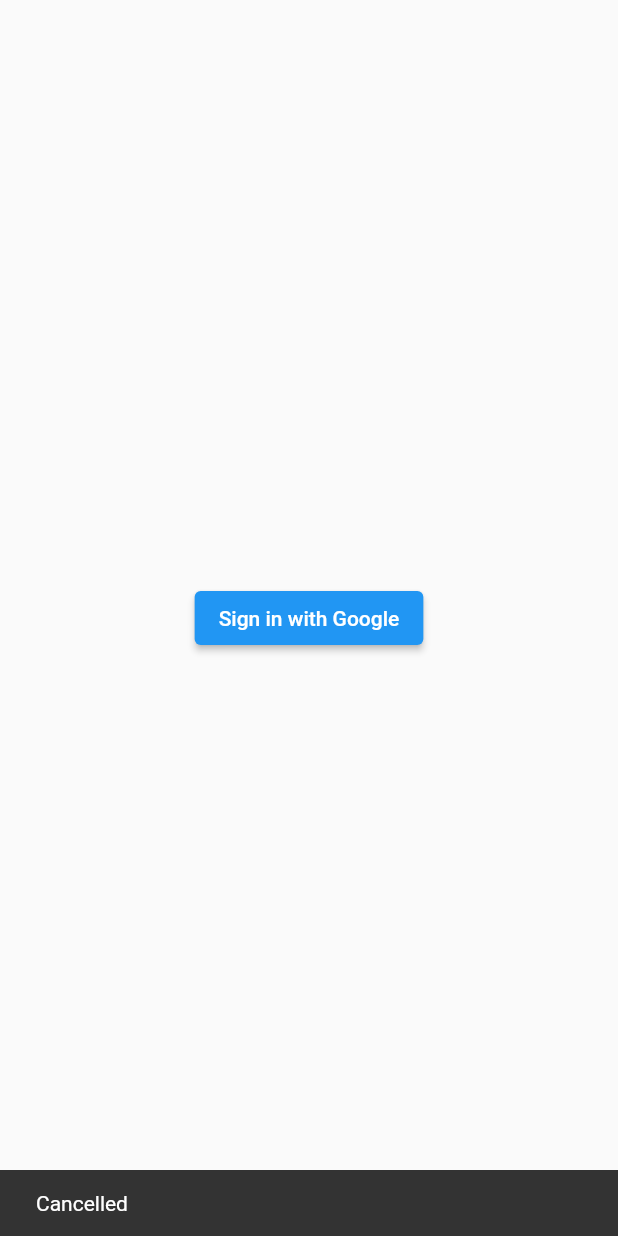
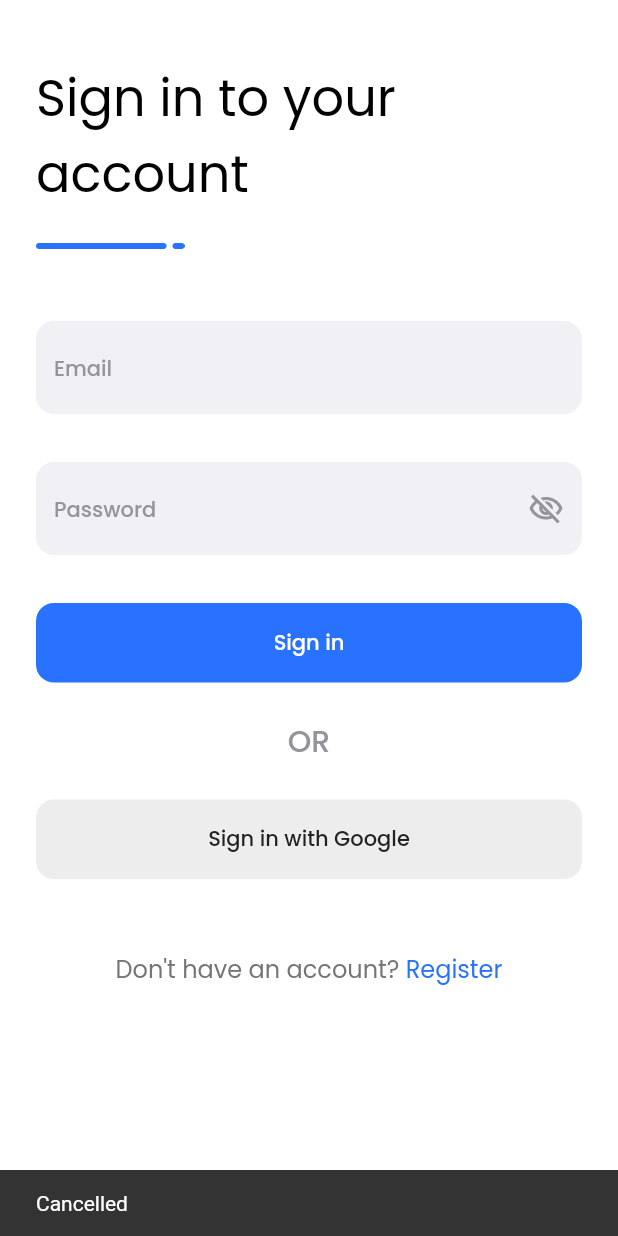
Before and after one commit to rkzofficial/Eida, a Flutter app: the screen it shows after launch, after a tap on "Sign in with Google", on a phone screen of 412 x 824 dp. Run offline on Flutter 3.47's test engine with Material 2 defaults, Android fonts, the phone set to English and light mode, and no system bars; our stand-ins replace auto_route, bloc, dartz, firebase_auth, firebase_core, flutter_bloc and 7 more; missing offline and left inert: flutter_displaymode; accounts and stored records are empty.

Commit message:
Adds SIgn in page

```diff
--- a/lib/infrastructure/auth/firebase_auth_facade.dart
+++ b/lib/infrastructure/auth/firebase_auth_facade.dart
@@ -55,9 +55,8 @@
         password: passwordStr,
       );
       return right(unit);
-    } on PlatformException catch (e) {
-      if (e.code == 'ERROR_WRONG_PASSWORD' ||
-          e.code == 'ERROR_USER_NOT_FOUND') {
+    } on firebase_auth.FirebaseAuthException catch (e) {
+      if (e.code == 'ERROR_WRONG_PASSWORD' || e.code == 'user-not-found') {
         return left(const AuthFailure.invalidEmailAndPassword());
       }
       return left(const AuthFailure.serverError());
--- a/lib/infrastructure/core/firebase_injectable_module.dart
+++ b/lib/infrastructure/core/firebase_injectable_module.dart
@@ -1,6 +1,5 @@
 import 'package:firebase_auth/firebase_auth.dart';
 import 'package:google_sign_in/google_sign_in.dart';
-
 import 'package:injectable/injectable.dart';
 
 @module
--- a/lib/injection.dart
+++ b/lib/injection.dart
@@ -1,5 +1,5 @@
+import 'package:get_it/get_it.dart';
 import 'package:injectable/injectable.dart';
-import 'package:get_it/get_it.dart';
 
 import 'injection.config.dart';
 
--- a/lib/presentation/app_widget.dart
+++ b/lib/presentation/app_widget.dart
@@ -1,19 +1,61 @@
-import 'package:eida/injection.dart';
-import 'package:eida/presentation/routes/router.gr.dart';
 import 'package:flutter/material.dart';
+import 'package:flutter_bloc/flutter_bloc.dart';
+import 'package:flutter_displaymode/flutter_displaymode.dart';
+import 'package:google_fonts/google_fonts.dart';
 
-class App extends StatelessWidget {
+import '../../../../application/auth/auth_bloc.dart';
+import '../injection.dart';
+import 'routes/router.gr.dart';
+
+class App extends StatefulWidget {
   const App({Key? key}) : super(key: key);
 
   @override
+  State<App> createState() => _AppState();
+}
+
+class _AppState extends State<App> with TickerProviderStateMixin {
+  @override
+  void initState() {
+    super.initState();
+    setOptimalDisplayMode();
+  }
+
+  Future<void> setOptimalDisplayMode() async {
+    final List<DisplayMode> supported = await FlutterDisplayMode.supported;
+    final DisplayMode active = await FlutterDisplayMode.active;
+
+    final List<DisplayMode> sameResolution = supported
+        .where((DisplayMode m) =>
+            m.width == active.width && m.height == active.height)
+        .toList()
+      ..sort((DisplayMode a, DisplayMode b) =>
+          b.refreshRate.compareTo(a.refreshRate));
+
+    final DisplayMode mostOptimalMode =
+        sameResolution.isNotEmpty ? sameResolution.first : active;
+
+    /// This setting is per session.
+    /// Please ensure this was placed with `initState` of your root widget.
+    await FlutterDisplayMode.setPreferredMode(mostOptimalMode);
+  }
+
+  @override
   Widget build(BuildContext context) {
-    return MaterialApp.router(
-      title: 'Eida',
-      theme: ThemeData(
-        primarySwatch: Colors.blue,
+    return BlocProvider(
+      create: (context) =>
+          getIt<AuthBloc>()..add(const AuthEvent.authCheckRequested()),
+      child: MaterialApp.router(
+        title: 'Eida',
+        theme: ThemeData(
+          primarySwatch: Colors.blue,
+          textTheme: GoogleFonts.poppinsTextTheme(
+            Theme.of(context).textTheme,
+          ),
+        ),
+        routerDelegate: getIt<AppRouter>().delegate(),
+        routeInformationParser: getIt<AppRouter>().defaultRouteParser(),
       ),
-      routerDelegate: getIt<AppRouter>().delegate(),
-      routeInformationParser: getIt<AppRouter>().defaultRouteParser(),
     );
   }
 }
--- a/lib/presentation/pages/sign_in/signin_page.dart
+++ b/lib/presentation/pages/sign_in/signin_page.dart
@@ -1,64 +1,83 @@
-import 'package:auto_route/auto_route.dart';
 import 'package:flutter/material.dart';
 import 'package:flutter_bloc/flutter_bloc.dart';
 
-import '../../../application/auth/auth_bloc.dart';
 import '../../../application/auth/sign_in_form/sign_in_form_bloc.dart';
 import '../../../injection.dart';
-import '../../routes/router.gr.dart';
+import 'widgets/sign_in_form.dart';
 
-class SignInPage extends StatelessWidget implements AutoRouteWrapper {
+class SignInPage extends StatefulWidget {
   const SignInPage({Key? key}) : super(key: key);
+
+  @override
+  _SignInPageState createState() => _SignInPageState();
+}
+
+class _SignInPageState extends State<SignInPage> {
+  bool passwordVisible = false;
+  void togglePassword() {
+    setState(() {
+      passwordVisible = !passwordVisible;
+    });
+  }
 
   @override
   Widget build(BuildContext context) {
     return Scaffold(
-      body: Center(
-        child: BlocListener<SignInFormBloc, SignInFormState>(
-          listener: ((_, state) {
-            state.authFailureOrSuccessOption.fold(
-              () => {},
-              (either) => either.fold(
-                (failure) => ScaffoldMessenger.of(context).showSnackBar(
-                  SnackBar(
-                    content: Text(
-                      failure.map(
-                        // Use localized strings here in your apps
-                        cancelledByUser: (_) => 'Cancelled',
-                        serverError: (_) => 'Server error',
-                        emailAlreadyInUse: (_) => 'Email already in use',
-                        invalidEmailAndPassword: (_) =>
-                            'Invalid email and password combination',
+      resizeToAvoidBottomInset: false,
+      backgroundColor: Colors.white,
+      body: SafeArea(
+        child: SingleChildScrollView(
+          child: Padding(
+            padding: const EdgeInsets.fromLTRB(24.0, 40.0, 24.0, 0),
+            child: Column(
+              crossAxisAlignment: CrossAxisAlignment.start,
+              children: [
+                Column(
+                  crossAxisAlignment: CrossAxisAlignment.start,
+                  children: [
+                    Text(
+                      'Sign in to your\naccount',
+                      style: Theme.of(context)
+                          .textTheme
+                          .headline4!
+                          .copyWith(color: Colors.black),
+                    ),
+                    const SizedBox(height: 20),
+                    Image.asset('assets/images/accent.png', height: 4),
+                  ],
+                ),
+                const SizedBox(height: 48),
+                BlocProvider(
+                  create: (context) => getIt<SignInFormBloc>(),
+                  child: const SignInForm(),
+                ),
+                const SizedBox(height: 48),
+                Row(
+                  mainAxisAlignment: MainAxisAlignment.center,
+                  children: [
+                    Text(
+                      "Don't have an account? ",
+                      style: const TextStyle(
+                        fontSize: 16,
+                        fontWeight: FontWeight.w400,
+                      ).copyWith(color: Colors.grey[600]),
+                    ),
+                    GestureDetector(
+                      child: Text(
+                        'Register',
+                        style: const TextStyle(
+                          fontSize: 16,
+                          fontWeight: FontWeight.w400,
+                        ).copyWith(color: const Color(0xff2972ff)),
                       ),
                     ),
-                  ),
+                  ],
                 ),
-                (_) {
-                  getIt<AppRouter>().replace(const DashboardRoute());
-                  context
-                      .read<AuthBloc>()
-                      .add(const AuthEvent.authCheckRequested());
-                },
-              ),
-            );
-          }),
-          child: ElevatedButton(
-              onPressed: () {
-                context
-                    .read<SignInFormBloc>()
-                    .add(const SignInFormEvent.signInWithGooglePressed());
-              },
-              child: const Text('Sign in with Google')),
+              ],
+            ),
+          ),
         ),
       ),
     );
   }
-
-  @override
-  Widget wrappedRoute(BuildContext context) {
-    return MultiBlocProvider(providers: [
-      BlocProvider(create: (context) => getIt<SignInFormBloc>()),
-      BlocProvider(create: (context) => getIt<AuthBloc>())
-    ], child: this);
-  }
 }
--- /dev/null
+++ b/lib/presentation/pages/sign_in/widgets/custom_checkbox.dart
@@ -0,0 +1,39 @@
+import 'package:flutter/material.dart';
+
+class CustomCheckbox extends StatefulWidget {
+  const CustomCheckbox({Key? key}) : super(key: key);
+
+  @override
+  _CustomCheckboxState createState() => _CustomCheckboxState();
+}
+
+class _CustomCheckboxState extends State<CustomCheckbox> {
+  bool isChecked = false;
+
+  @override
+  Widget build(BuildContext context) {
+    return GestureDetector(
+      onTap: () {
+        setState(() {
+          isChecked = !isChecked;
+        });
+      },
+      child: Container(
+        decoration: BoxDecoration(
+          color: isChecked ? Colors.blue : Colors.transparent,
+          borderRadius: BorderRadius.circular(4.0),
+          border: isChecked ? null : Border.all(color: Colors.grey, width: 1.5),
+        ),
+        width: 20,
+        height: 20,
+        child: isChecked
+            ? const Icon(
+                Icons.check,
+                size: 20,
+                color: Colors.white,
+              )
+            : null,
+      ),
+    );
+  }
+}
--- /dev/null
+++ b/lib/presentation/pages/sign_in/widgets/sign_in_button.dart
@@ -0,0 +1,31 @@
+import 'package:flutter/material.dart';
+import 'package:flutter_svg/svg.dart';
+
+/* -------------------------------------------------------------------------- */
+/*                         subwidget for login button                         */
+/* -------------------------------------------------------------------------- */
+class SignInButton extends StatelessWidget {
+  final String icon;
+  final String text;
+  final Function() onPressed;
+  const SignInButton({
+    Key? key,
+    required this.icon,
+    required this.text,
+    required this.onPressed,
+  }) : super(key: key);
+
+  @override
+  Widget build(BuildContext context) {
+    return ElevatedButton(
+      onPressed: onPressed,
+      child: Row(
+        children: [
+          SvgPicture.asset(icon, height: 16, width: 16),
+          const SizedBox(width: 14),
+          Text(text),
+        ],
+      ),
+    );
+  }
+}
--- /dev/null
+++ b/lib/presentation/pages/sign_in/widgets/sign_in_form.dart
@@ -0,0 +1,169 @@
+import 'package:flutter/material.dart';
+import 'package:flutter_bloc/flutter_bloc.dart';
+import 'package:flutter_hooks/flutter_hooks.dart';
+
+import '../../../../application/auth/auth_bloc.dart';
+import '../../../../application/auth/sign_in_form/sign_in_form_bloc.dart';
+import '../../../../injection.dart';
+import '../../../routes/router.gr.dart';
+import '../../../widgets/expanded_button.dart';
+import 'sign_in_google_button.dart';
+
+class SignInForm extends HookWidget {
+  const SignInForm({Key? key}) : super(key: key);
+
+  void navigateToDashboard() {
+    getIt<AppRouter>().replace(const DashboardRoute());
+  }
+
+  @override
+  Widget build(BuildContext context) {
+    final passwordVisible = useState(false);
+
+    void togglePassword() {
+      passwordVisible.value = !passwordVisible.value;
+    }
+
+    return BlocConsumer<SignInFormBloc, SignInFormState>(
+      listener: ((_, state) {
+        state.authFailureOrSuccessOption.fold(
+          () => {},
+          (either) => either.fold(
+            (failure) => ScaffoldMessenger.of(context).showSnackBar(
+              SnackBar(
+                content: Text(
+                  failure.map(
+                    // Use localized strings here in your apps
+                    cancelledByUser: (_) => 'Cancelled',
+                    serverError: (_) => 'Server error',
+                    emailAlreadyInUse: (_) => 'Email already in use',
+                    invalidEmailAndPassword: (_) =>
+                        'Invalid email and password combination',
+                  ),
+                ),
+              ),
+            ),
+            (_) {
+              navigateToDashboard();
+              context
+                  .read<AuthBloc>()
+                  .add(const AuthEvent.authCheckRequested());
+            },
+          ),
+        );
+      }),
+      builder: (context, state) {
+        return Form(
+          autovalidateMode: AutovalidateMode.onUserInteraction,
+          child: Column(children: [
+            Container(
+              decoration: BoxDecoration(
+                color: const Color(0xfff1f1f5),
+                borderRadius: BorderRadius.circular(12.0),
+              ),
+              child: TextFormField(
+                decoration: InputDecoration(
+                  hintText: 'Email',
+                  hintStyle: Theme.of(context)
+                      .textTheme
+                      .bodyText1!
+                      .copyWith(color: const Color(0xff94959b)),
+                  border: const OutlineInputBorder(
+                    borderSide: BorderSide.none,
+                  ),
+                ),
+                autocorrect: false,
+                onChanged: (value) => context
+                    .read<SignInFormBloc>()
+                    .add(SignInFormEvent.emailChanged(value)),
+                validator: (_) => context
+                    .read<SignInFormBloc>()
+                    .state
+                    .emailAddress
+                    .value
+                    .fold(
+                      (f) => f.maybeMap(
+                        invalidEmail: (_) => 'Invalid email',
+                        orElse: () => null,
+                      ),
+                      (_) => null,
+                    ),
+              ),
+            ),
+            const SizedBox(
+              height: 32,
+            ),
+            Container(
+              decoration: BoxDecoration(
+                color: const Color(0xfff1f1f5),
+                borderRadius: BorderRadius.circular(12.0),
+              ),
+              child: TextFormField(
+                obscureText: !passwordVisible.value,
+                decoration: InputDecoration(
+                  hintText: 'Password',
+                  hintStyle: Theme.of(context)
+                      .textTheme
+                      .bodyText1!
+                      .copyWith(color: const Color(0xff94959b)),
+                  suffixIcon: IconButton(
+                    color: const Color(0xff94959b),
+                    splashRadius: 1,
+                    icon: Icon(passwordVisible.value
+                        ? Icons.visibility_outlined
+                        : Icons.visibility_off_outlined),
+                    onPressed: togglePassword,
+                  ),
+                  border: const OutlineInputBorder(
+                    borderSide: BorderSide.none,
+                  ),
+                ),
+                autocorrect: false,
+                onChanged: (value) => context
+                    .read<SignInFormBloc>()
+                    .add(SignInFormEvent.passwordChanged(value)),
+                validator: (_) =>
+                    context.read<SignInFormBloc>().state.password.value.fold(
+                          (f) => f.maybeMap(
+                            shortPassword: (_) => 'Short password',
+                            orElse: () => null,
+                          ),
+                          (_) => null,
+                        ),
+              ),
+            ),
+            const SizedBox(
+              height: 32,
+            ),
+            ExpandedButton(
+              buttonColor: const Color(0xff2972ff),
+              textValue: 'Sign in',
+              textColor: Colors.white,
+              isLoading: state.isSubmitting,
+              onPressed: () => context.read<SignInFormBloc>().add(
+                  const SignInFormEvent.signInWithEmailAndPasswordPressed()),
+            ),
+            const SizedBox(
+              height: 24,
+            ),
+            Center(
+              child: Text(
+                'OR',
+                style: Theme.of(context)
+                    .textTheme
+                    .headline6!
+                    .copyWith(color: const Color(0xff94959b)),
+              ),
+            ),
+            const SizedBox(
+              height: 24,
+            ),
+            SignInGoogleButton(
+              isLoading: state.isSubmitting,
+            )
+          ]),
+        );
+      },
+    );
+  }
+}
--- /dev/null
+++ b/lib/presentation/pages/sign_in/widgets/sign_in_google_button.dart
@@ -0,0 +1,27 @@
+import 'package:flutter/material.dart';
+import 'package:flutter_bloc/flutter_bloc.dart';
+
+import '../../../../application/auth/sign_in_form/sign_in_form_bloc.dart';
+import '../../../widgets/expanded_button.dart';
+
+class SignInGoogleButton extends StatelessWidget {
+  final bool isLoading;
+
+  const SignInGoogleButton({Key? key, this.isLoading = false})
+      : super(key: key);
+
+  @override
+  Widget build(BuildContext context) {
+    return ExpandedButton(
+      buttonColor: const Color.fromARGB(255, 238, 237, 237),
+      textValue: 'Sign in with Google',
+      textColor: const Color(0xff222222),
+      isLoading: isLoading,
+      onPressed: () {
+        context
+            .read<SignInFormBloc>()
+            .add(const SignInFormEvent.signInWithGooglePressed());
+      },
+    );
+  }
+}
--- a/lib/presentation/pages/splash/splash_page.dart
+++ b/lib/presentation/pages/splash/splash_page.dart
@@ -1,4 +1,3 @@
-import 'package:auto_route/auto_route.dart';
 import 'package:flutter/material.dart';
 import 'package:flutter_bloc/flutter_bloc.dart';
 
@@ -6,7 +5,7 @@
 import '../../../injection.dart';
 import '../../routes/router.gr.dart';
 
-class SplashPage extends StatelessWidget implements AutoRouteWrapper {
+class SplashPage extends StatelessWidget {
   const SplashPage({Key? key}) : super(key: key);
 
   @override
@@ -28,13 +27,4 @@
       ),
     );
   }
-
-  @override
-  Widget wrappedRoute(BuildContext context) {
-    return BlocProvider(
-      create: (context) =>
-          getIt<AuthBloc>()..add(const AuthEvent.authCheckRequested()),
-      child: this, // this as the child Important!
-    );
-  }
 }
--- /dev/null
+++ b/lib/presentation/widgets/expanded_button.dart
@@ -0,0 +1,57 @@
+import 'package:flutter/material.dart';
+
+class ExpandedButton extends StatelessWidget {
+  final Color buttonColor;
+  final String textValue;
+  final Color textColor;
+  final bool isLoading;
+  final void Function()? onPressed;
+
+  const ExpandedButton(
+      {Key? key,
+      required this.buttonColor,
+      required this.textValue,
+      required this.textColor,
+      this.onPressed,
+      this.isLoading = false})
+      : super(key: key);
+
+  @override
+  Widget build(BuildContext context) {
+    return Column(
+      children: [
+        SizedBox(
+          width: double.infinity,
+          child: ElevatedButton(
+            style: ElevatedButton.styleFrom(
+              padding: const EdgeInsets.symmetric(vertical: 16, horizontal: 0),
+              elevation: 0,
+              primary: buttonColor,
+              shape: RoundedRectangleBorder(
+                borderRadius: BorderRadius.circular(12),
+              ),
+            ),
+            onPressed: isLoading ? () {} : onPressed,
+            child: isLoading
+                ? Container(
+                    width: 21,
+                    height: 21,
+                    padding: const EdgeInsets.all(2.0),
+                    child: const CircularProgressIndicator(
+                      color: Colors.white,
+                      strokeWidth: 2,
+                    ),
+                  )
+                : Text(
+                    textValue,
+                    style: Theme.of(context)
+                        .textTheme
+                        .button!
+                        .copyWith(color: textColor),
+                  ),
+          ),
+        ),
+      ],
+    );
+  }
+}
--- a/pubspec.yaml
+++ b/pubspec.yaml
@@ -23,6 +23,9 @@
   bloc: ^8.0.3
   flutter_bloc: ^8.0.1
   google_fonts: ^2.3.1
+  flutter_displaymode: ^0.4.0
+  flutter_svg: ^1.0.3
+  flutter_hooks: ^0.18.3
 
 dev_dependencies:
   flutter_test:
@@ -37,3 +40,6 @@
 
 flutter:
   uses-material-design: true
+  assets:
+    - assets/svg/
+    - assets/images/
```
Also changed, not shown: lib/domain/auth/user.dart (+5 -4 lines), assets/images/accent.png (added), assets/svg/google_icon.svg (added), pubspec.lock.
